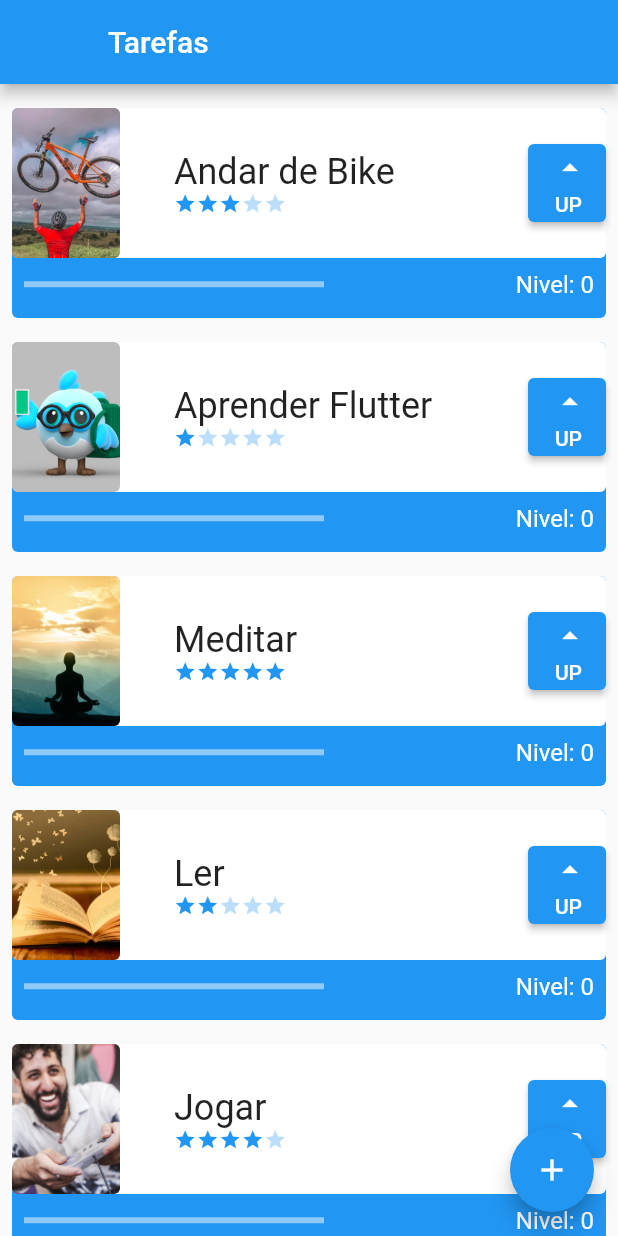
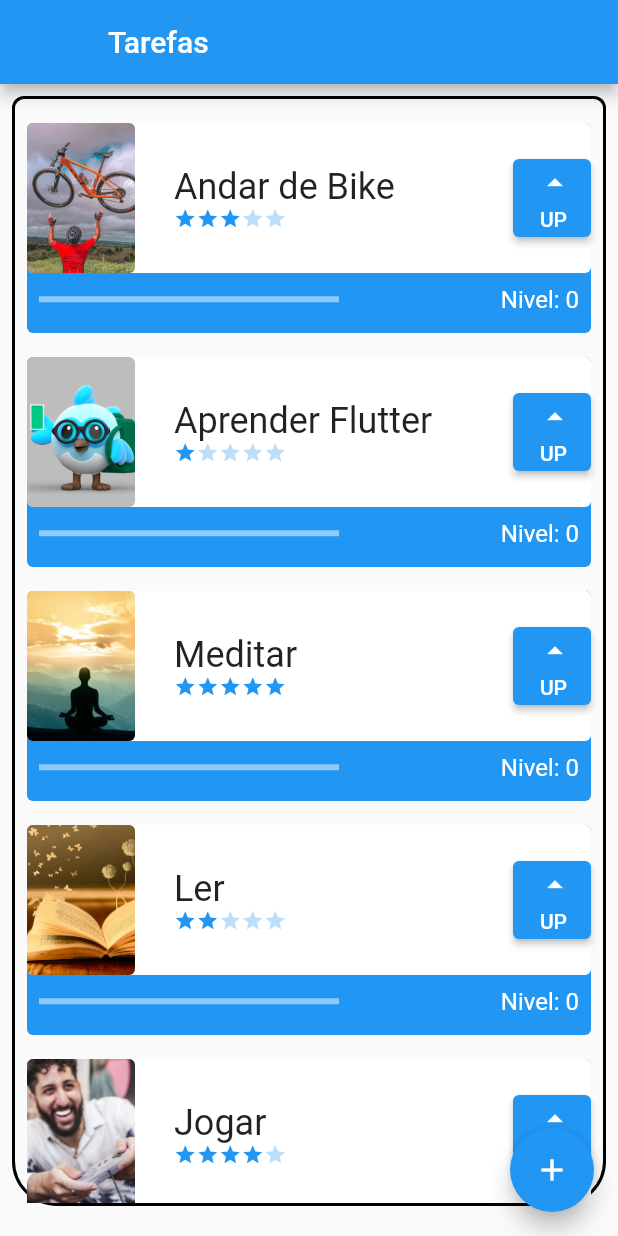
Before and after one commit to jvitorthomaz/alura-flutter-basico, a Flutter app: the screen it shows after launch, on a phone screen of 412 x 824 dp. Run offline on Flutter 3.47's test engine with Material 2 defaults, Android fonts, the phone set to English and light mode, and no system bars.

```diff
--- a/lib/screens/home_page.dart
+++ b/lib/screens/home_page.dart
@@ -23,9 +23,23 @@ class _HomePageState extends State<HomePage> {
           leading: Container(),
           title: const Text('Tarefas', ),
         ),
-        body: ListView(
-          children: TaskInherited.of(context)!.taskList,
-          padding: EdgeInsets.only(top: 8, bottom: 100),
+        body: Padding(
+          padding: const EdgeInsets.fromLTRB(8, 8, 8, 20),
+          child: Container(
+            decoration: BoxDecoration(
+              border: Border.all(width: 2),
+              borderRadius: const BorderRadius.only(
+                topLeft: Radius.circular(8) ,
+                topRight: Radius.circular(8),
+                bottomLeft: Radius.circular(30),
+                bottomRight: Radius.circular(30)
+              ),
+            ),
+            child: ListView(
+              children: TaskInherited.of(context)!.taskList,
+              padding: EdgeInsets.only(top: 8, bottom: 100),
+            ),
+          ),
         ),
         floatingActionButton: FloatingActionButton(
          child: const Icon(Icons.add),
--- a/pubspec.yaml
+++ b/pubspec.yaml
@@ -34,6 +34,7 @@ dependencies:
   # The following adds the Cupertino Icons font to your application.
   # Use with the CupertinoIcons class for iOS style icons.
   cupertino_icons: ^1.0.2
+  sqflite: ^2.2.8+4
 
 dev_dependencies:
   flutter_test:
```
Also changed, not shown: pubspec.lock, 9 other files.
